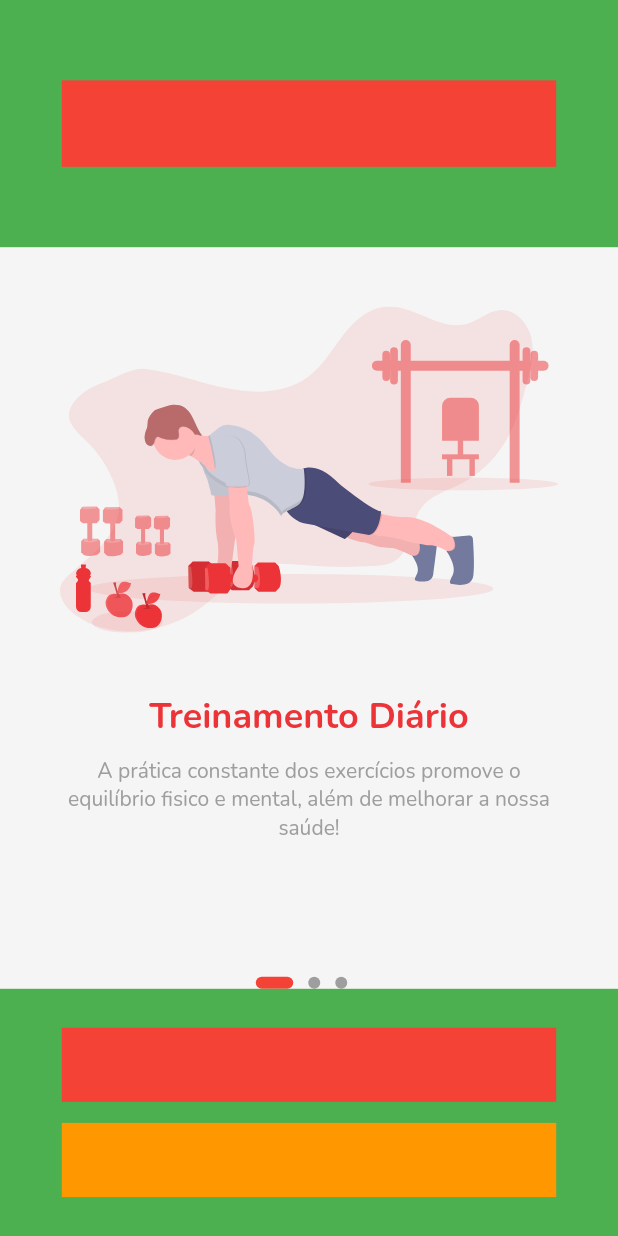
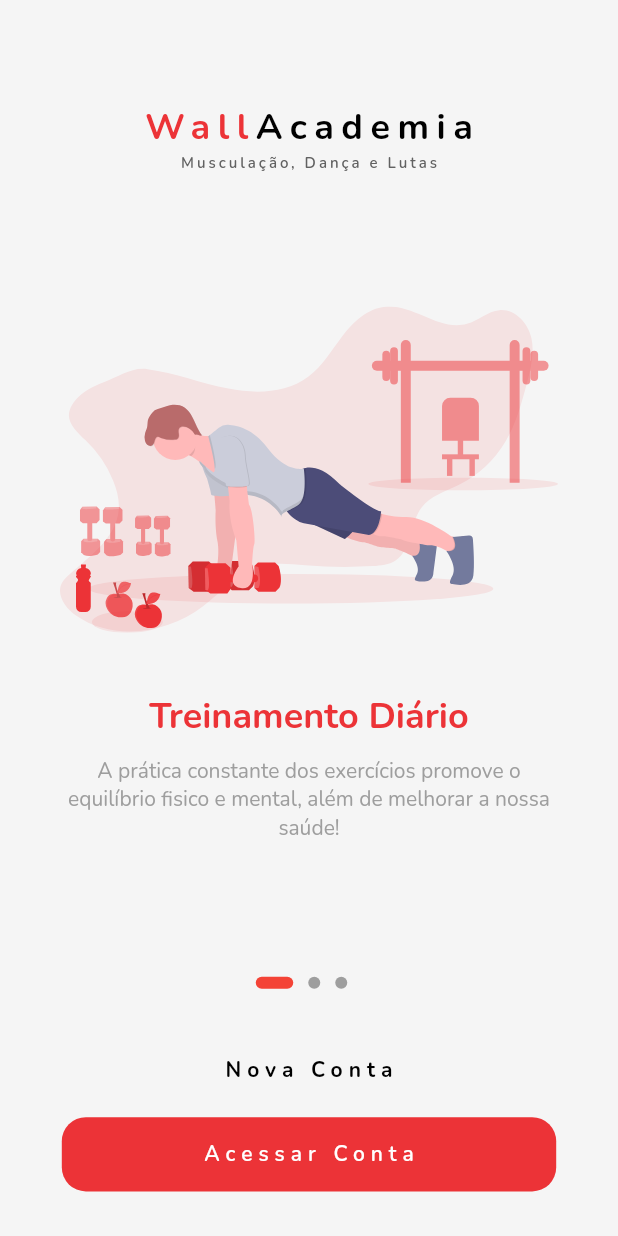
Before and after one commit to ErisvaldoCorreia/beta_academia, a Flutter app: the screen it shows after launch, on a phone screen of 412 x 824 dp. Run offline on Flutter 3.47's test engine with Material 2 defaults, Android fonts, the phone set to English and light mode, and no system bars; our stand-ins replace flutter_svg, google_fonts.

Commit message:
aplicando elementos da tela

```diff
--- a/lib/onboarding.page.dart
+++ b/lib/onboarding.page.dart
@@ -18,14 +18,52 @@ class _OnboardingState extends State<Onboarding> {
           Container(
             height: MediaQuery.of(context).size.height * 0.2,
             width: double.infinity,
-            color: Colors.green,
+            //color: Colors.green,
             child: Column(
               mainAxisAlignment: MainAxisAlignment.spaceAround,
               children: [
                 Container(
-                  color: Colors.red,
+                  //color: Colors.white,
+                  margin: EdgeInsets.only(top: 20),
                   height: MediaQuery.of(context).size.height * 0.07,
                   width: MediaQuery.of(context).size.height * 0.40,
+                  child: Column(
+                    mainAxisAlignment: MainAxisAlignment.center,
+                    children: [
+                      Row(
+                        mainAxisAlignment: MainAxisAlignment.center,
+                        children: [
+                          Text(
+                            'Wall',
+                            style: GoogleFonts.nunito(
+                              color: Color(0xffec3337),
+                              fontSize: 24,
+                              fontWeight: FontWeight.bold,
+                              letterSpacing: 5,
+                            ),
+                          ),
+                          Text(
+                            'Academia',
+                            style: GoogleFonts.nunito(
+                              color: Colors.black,
+                              fontSize: 24,
+                              fontWeight: FontWeight.bold,
+                              letterSpacing: 5,
+                            ),
+                          ),
+                        ],
+                      ),
+                      Text(
+                        'Musculação, Dança e Lutas',
+                        style: GoogleFonts.nunito(
+                          color: Colors.grey[700],
+                          fontSize: 10,
+                          fontWeight: FontWeight.w600,
+                          letterSpacing: 2,
+                        ),
+                      ),
+                    ],
+                  ),
                 ),
               ],
             ),
@@ -45,25 +83,52 @@ class _OnboardingState extends State<Onboarding> {
           Container(
             height: MediaQuery.of(context).size.height * 0.2,
             width: double.infinity,
-            color: Colors.green,
+            //color: Colors.green,
             child: Column(
               mainAxisAlignment: MainAxisAlignment.spaceAround,
               children: [
                 SizedBox(
-                  height: 5,
+                  height: 20,
                 ),
                 Container(
-                  color: Colors.red,
+                  //color: Colors.red,
                   height: MediaQuery.of(context).size.height * 0.06,
                   width: MediaQuery.of(context).size.height * 0.40,
+                  child: FlatButton(
+                    onPressed: () {},
+                    child: Text(
+                      'Nova Conta',
+                      style: GoogleFonts.nunito(
+                        fontSize: 14,
+                        fontWeight: FontWeight.w700,
+                        color: Colors.black,
+                        letterSpacing: 4,
+                      ),
+                    ),
+                  ),
                 ),
                 Container(
-                  color: Colors.orange,
                   height: MediaQuery.of(context).size.height * 0.06,
                   width: MediaQuery.of(context).size.height * 0.40,
+                  child: FlatButton(
+                    onPressed: () {},
+                    color: Color(0xffec3337),
+                    shape: RoundedRectangleBorder(
+                      borderRadius: BorderRadius.circular(16),
+                    ),
+                    child: Text(
+                      'Acessar Conta',
+                      style: GoogleFonts.nunito(
+                        fontSize: 14,
+                        fontWeight: FontWeight.w600,
+                        color: Colors.white,
+                        letterSpacing: 4,
+                      ),
+                    ),
+                  ),
                 ),
                 SizedBox(
-                  height: 5,
+                  height: 20,
                 ),
               ],
             ),
```
